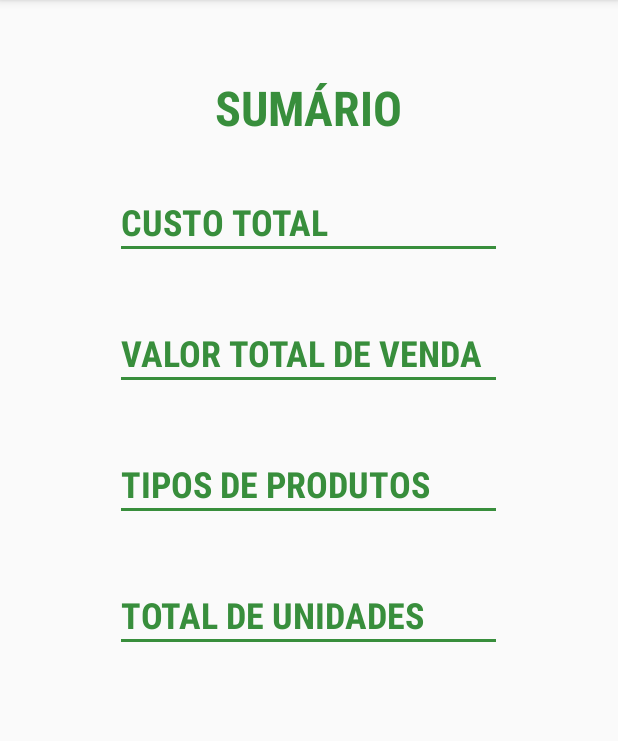
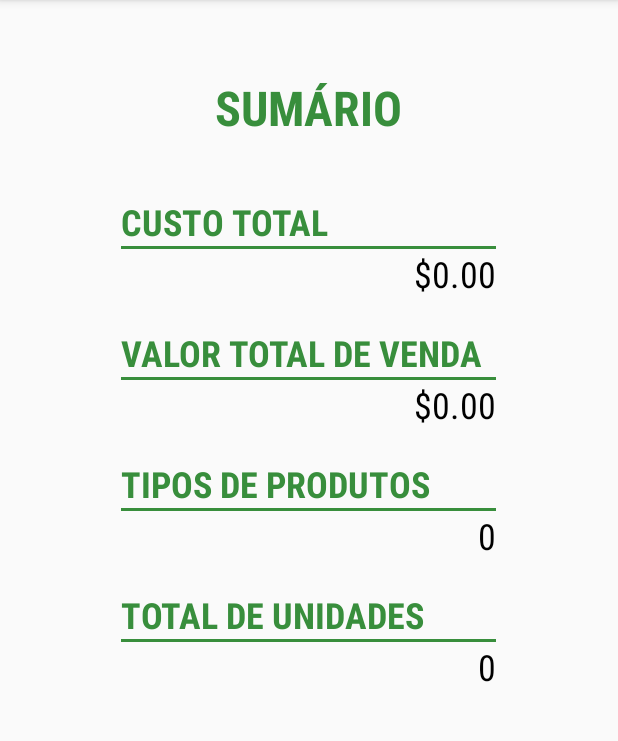
Before and after one commit to GustavoTDini/ABND---Project9, an Android app: the SummaryActivity screen opened directly, with no data from a screen before it, on a phone screen of 412 x 824 dp, the part 84-825 px from its top. Run offline under Robolectric (Android 15) with nearby library versions, the phone set to English and light mode, and no system bars; 6 statements that could not run were skipped.

Commit message:
Add Sell Button - Started Summary

```diff
--- a/app/src/main/java/com/example/android/project9/SummaryActivity.java
+++ b/app/src/main/java/com/example/android/project9/SummaryActivity.java
@@ -1,13 +1,83 @@
 package com.example.android.project9;
 
+import android.app.LoaderManager;
+import android.content.CursorLoader;
+import android.content.Loader;
+import android.database.Cursor;
 import android.os.Bundle;
 import android.support.v7.app.AppCompatActivity;
+import android.widget.TextView;
 
-public class SummaryActivity extends AppCompatActivity {
+import com.example.android.project9.Data.InventoryContract.InventoryEntry;
+
+import java.text.NumberFormat;
+
+public class SummaryActivity extends AppCompatActivity implements LoaderManager.LoaderCallbacks<Cursor>{
+
+
+    private static final int INVENTORY_LOADER = 0;
+
+    public InventoryCursorAdapter mCursorAdapter;
+
+    private TextView totalProducts;
+    private TextView totalCost;
+    private TextView totalValue;
+    private TextView totalItems;
+
+
 
     @Override
     protected void onCreate(Bundle savedInstanceState) {
         super.onCreate( savedInstanceState );
         setContentView( R.layout.activity_summary );
+
+        totalProducts = findViewById(R.id.summary_products_kinds);
+        totalCost = findViewById(R.id.summary_cost_value);
+        totalValue = findViewById(R.id.summary_sell_value);
+        totalItems = findViewById(R.id.summary_total_items);
+
+        getLoaderManager().initLoader(INVENTORY_LOADER, null, this);
+    }
+
+    @Override
+    public Loader<Cursor> onCreateLoader(int id, Bundle args) {
+        return new CursorLoader(this, InventoryEntry.CONTENT_URI, null, null, null, null);
+    }
+
+    @Override
+    public void onLoadFinished(Loader<Cursor> loader, Cursor cursor) {
+
+        int sellColumnIndex = cursor.getColumnIndex(InventoryEntry.COLUMN_PRODUCT_SELL_VALUE);
+        double sellValue;
+
+        int buyColumnIndex = cursor.getColumnIndex(InventoryEntry.COLUMN_PRODUCT_BUY_VALUE);
+        double buyValue;
+
+        int stockColumnIndex = cursor.getColumnIndex(InventoryEntry.COLUMN_PRODUCT_STOCK);
+        int stockValue;
+
+        NumberFormat moneyFormat = NumberFormat.getCurrencyInstance();
+
+        int totalProductsValue = cursor.getCount();
+        double totalCostValue = 0;
+        double totalValueValue = 0;
+        int totalItemsValue = 0;
+
+
+        cursor.moveToFirst();
+        for (int itemsIndex = 0; itemsIndex <= totalProductsValue; itemsIndex ++ ){
+            stockValue = cursor.getInt(stockColumnIndex);
+            totalItemsValue += stockValue;
+        }
+
+
+        totalProducts.setText(String.valueOf(totalProductsValue));
+        totalCost.setText(moneyFormat.format(totalCostValue));
+        totalValue.setText(moneyFormat.format(totalValueValue));
+        totalItems.setText(String.valueOf(totalItemsValue));
+    }
+
+    @Override
+    public void onLoaderReset(Loader<Cursor> loader) {
     }
 }
--- a/app/src/main/res/layout/activity_summary.xml
+++ b/app/src/main/res/layout/activity_summary.xml
@@ -82,7 +82,7 @@
                 android:background="@color/colorAccent" />
 
             <TextView
-                android:id="@+id/summary_products_value"
+                android:id="@+id/summary_products_kinds"
                 style="@style/SummaryValues"
                 android:layout_width="match_parent"
                 android:layout_height="wrap_content"
@@ -102,11 +102,11 @@
                 android:background="@color/colorAccent" />
 
             <TextView
-                android:id="@+id/summary_total_products_value"
+                android:id="@+id/summary_total_items"
                 style="@style/SummaryValues"
                 android:layout_width="match_parent"
                 android:layout_height="wrap_content"
-                android:textAlignment="textEnd" />
+                android:textAlignment="textEnd"/>
 
         </LinearLayout>
 
--- a/app/src/main/res/layout/content_edit.xml
+++ b/app/src/main/res/layout/content_edit.xml
@@ -58,7 +58,7 @@
             android:background="@color/colorAccent" />
 
         <EditText
-            android:inputType="text"
+            android:inputType="number"
             android:id="@+id/edit_code"
             style="@style/SummaryValues"
             android:layout_width="match_parent"
--- a/app/src/main/res/values/strings.xml
+++ b/app/src/main/res/values/strings.xml
@@ -28,4 +28,10 @@
     <string name="list_product_image">List Product Image</string>
     <string name="list_stock">Estoque</string>
     <string name="list_sell_button">Vender +1</string>
+    <string name="no_more_products_toast">Sem mais %1$s para Vender</string>
+    <string name="sold_one_more_toast">Mais um %1$s Vendido</string>
+    <string name="menu_dummy_inventory">Inventário de Exemplo</string>
+    <string name="menu_empty_inventory">Esvaziar Inventário</string>
+    <string name="menu_summary">Sumário</string>
+    <string name="menu_add_product">Novo Produto</string>
 </resources>
```
Also changed, not shown: app/src/main/java/com/example/android/project9/Data/InventoryProvider.java (+6 -13 lines), app/src/main/java/com/example/android/project9/InventoryCursorAdapter.java (+8 -3 lines), app/src/main/res/menu/menu_inventory.xml (+4 -4 lines), 1 other file.
